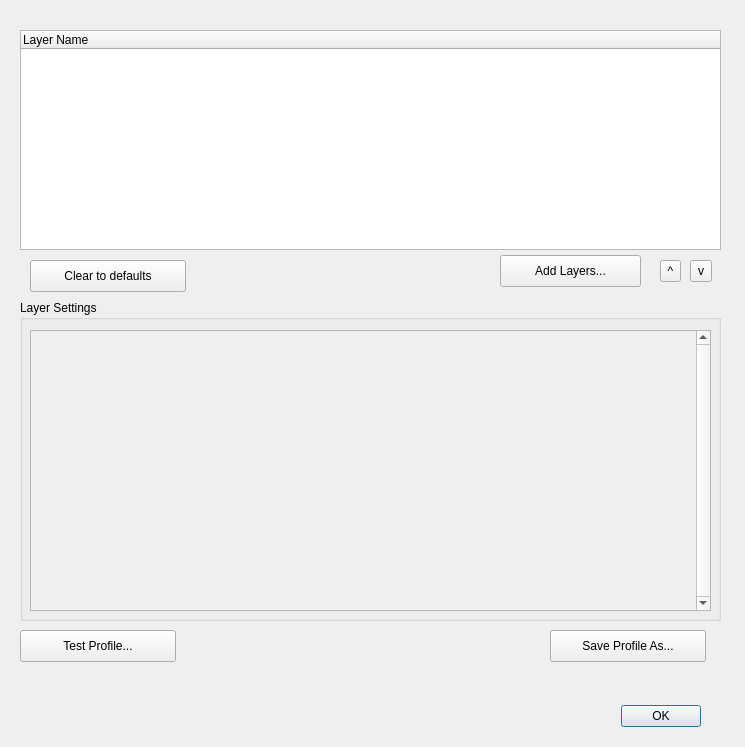
Before: the Qt Designer form vkconfig/dlgprofileeditor.ui in LunarG/VulkanTools, drawn with Qt 5.
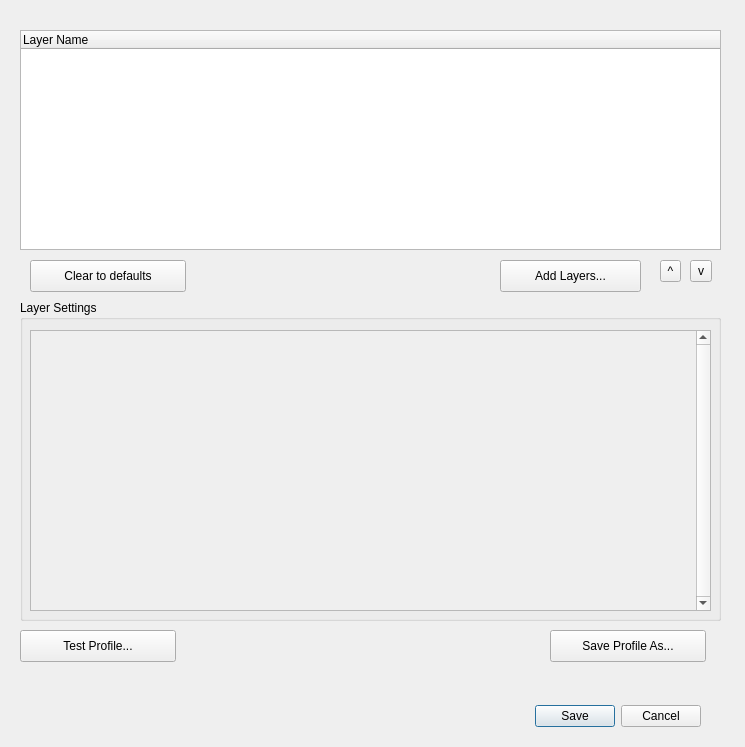
After: the same form once the commit is applied.

```diff
--- a/vkconfig/dlgprofileeditor.ui
+++ b/vkconfig/dlgprofileeditor.ui
@@ -10,6 +10,12 @@
     <height>747</height>
    </rect>
   </property>
+  <property name="minimumSize">
+   <size>
+    <width>745</width>
+    <height>747</height>
+   </size>
+  </property>
   <property name="maximumSize">
    <size>
     <width>745</width>
@@ -32,7 +38,7 @@
     <enum>Qt::Horizontal</enum>
    </property>
    <property name="standardButtons">
-    <set>QDialogButtonBox::Ok</set>
+    <set>QDialogButtonBox::Cancel|QDialogButtonBox::Save</set>
    </property>
   </widget>
   <widget class="QTreeWidget" name="layerTree">
@@ -173,7 +179,7 @@
    <property name="geometry">
     <rect>
      <x>500</x>
-     <y>255</y>
+     <y>260</y>
      <width>141</width>
      <height>32</height>
     </rect>
```
